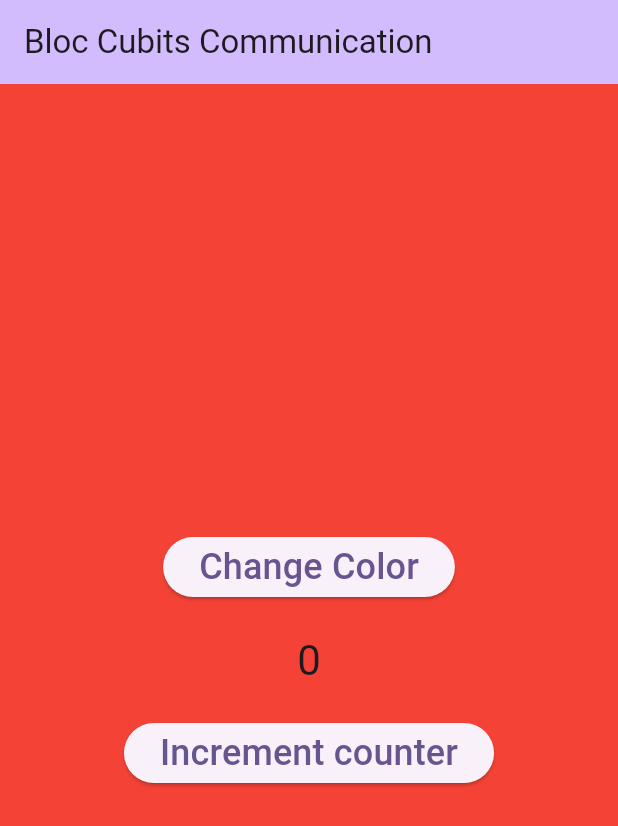
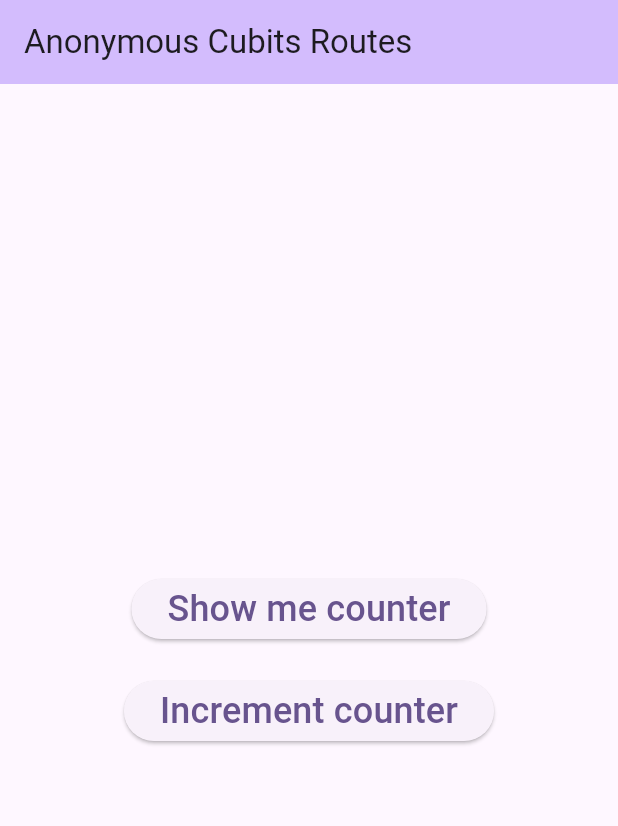
Before and after one commit to pankajjangid/flutter_bloc_tutorial, a Flutter app: the screen it shows after launch, on a phone screen of 412 x 824 dp. Shown: the top 826 px of the screen. Run offline on Flutter 3.47's test engine with Material 2 defaults, Android fonts, the phone set to English and light mode, and no system bars; our stand-ins replace bloc, equatable, flutter_bloc.

Commit message:
Anonymous Cubits Routes

```diff
--- a/lib/cubits/color/color_cubit.dart
+++ /dev/null
@@ -1,27 +0,0 @@
-import 'dart:ui';
-
-import 'package:bloc/bloc.dart';
-import 'package:equatable/equatable.dart';
-import 'package:flutter/material.dart';
-
-part 'color_state.dart';
-
-class ColorCubit extends Cubit<ColorState> {
-  ColorCubit() : super(ColorState.initial());
-
-
-  void changeColor(){
-    if(state.color == Colors.red){
-      emit(state.copyWith(color: Colors.green));
-    }
-    else if(state.color == Colors.green){
-      emit(state.copyWith(color: Colors.blue));
-    }
-    else if(state.color == Colors.blue){
-      emit(state.copyWith(color: Colors.black));
-    }
-    else if(state.color == Colors.black){
-      emit(state.copyWith(color: Colors.red));
-    }
-  }
-}
--- a/lib/cubits/color/color_state.dart
+++ /dev/null
@@ -1,28 +0,0 @@
-part of 'color_cubit.dart';
-
-class ColorState extends Equatable {
-  final Color color;
-
-  ColorState({required this.color});
-
-  ColorState copyWith({
-    Color? color,
-  }) {
-    return ColorState(
-      color: color ?? this.color,
-    );
-  }
-
-  factory ColorState.initial(){
-    return ColorState(color: Colors.red);
-  }
-
-
-  @override
-  String toString() {
-    return 'ColorState{color: $color}';
-  }
-
-  @override
-  List<Object?> get props => [color];
-}
--- a/lib/main.dart
+++ b/lib/main.dart
@@ -1,6 +1,6 @@
 import 'package:flutter/material.dart';
 import 'package:flutter_bloc/flutter_bloc.dart';
-import 'package:flutter_bloc_tutorial/cubits/color/color_cubit.dart';
+import 'package:flutter_bloc_tutorial/counter_page.dart';
 import 'package:flutter_bloc_tutorial/cubits/counter/counter_cubit.dart';
 
 void main() {
@@ -13,23 +13,16 @@ class MyApp extends StatelessWidget {
   // This widget is the root of your application.
   @override
   Widget build(BuildContext context) {
-    return MultiBlocProvider(
-      providers: [
-        BlocProvider<ColorCubit>(
-          create: (context) => ColorCubit(),
-        ),
-        BlocProvider<CounterCubit>(
-          create: (context) => CounterCubit(),
-        )
-      ],
-      child: MaterialApp(
-        title: 'Bloc Cubits Communication',
+    return MaterialApp(
+      title: 'Anonymous Cubits Routes',
       debugShowCheckedModeBanner: false,
       theme: ThemeData(
         colorScheme: ColorScheme.fromSeed(seedColor: Colors.deepPurple),
         useMaterial3: true,
       ),
-        home: MyHomePage(),
+      home: BlocProvider(
+        create: (context) => CounterCubit(),
+        child: MyHomePage(),
       ),
     );
   }
@@ -47,24 +40,13 @@ class _MyHomePageState extends State<MyHomePage> {
 
   @override
   Widget build(BuildContext context) {
-    return BlocListener<ColorCubit, ColorState>(
-      listener: (context, state) {
-        if (state.color == Colors.red) {
-          incrementSize = 1;
-        } else if (state.color == Colors.green) {
-          incrementSize = 10;
-        } else if (state.color == Colors.blue) {
-          incrementSize = 100;
-        } else if (state.color == Colors.black) {
-          context.read<CounterCubit>().updateCounter(incrementSize);
-          incrementSize = -100;
-        }
-      },
-      child: Scaffold(
-        backgroundColor: context.watch<ColorCubit>().state.color,
+    return Scaffold(
       appBar: AppBar(
-          backgroundColor: Theme.of(context).colorScheme.inversePrimary,
-          title: Text("Bloc Cubits Communication"),
+        backgroundColor: Theme
+            .of(context)
+            .colorScheme
+            .inversePrimary,
+        title: Text("Anonymous Cubits Routes"),
       ),
       body: Center(
         child: Column(
@@ -72,19 +54,21 @@ class _MyHomePageState extends State<MyHomePage> {
           children: <Widget>[
             ElevatedButton(
               onPressed: () {
-                  context.read<ColorCubit>().changeColor();
+                Navigator.push(
+                  context,
+                  MaterialPageRoute(
+                    builder: (_) {
+                      return BlocProvider.value(
+                        value: context.read<CounterCubit>(),
+                        child: CounterPage(),);
+                    },
+                  ),
+                );
               },
               child: const Text(
-                  'Change Color',
+                'Show me counter',
                 style: TextStyle(fontSize: 24),
               ),
-              ),
-              SizedBox(
-                height: 20,
-              ),
-              Text(
-                '${context.watch<CounterCubit>().state.counter}',
-                style: Theme.of(context).textTheme.headlineMedium,
             ),
             SizedBox(
               height: 20,
@@ -100,7 +84,6 @@ class _MyHomePageState extends State<MyHomePage> {
           ],
         ),
       ),
-      ),
     );
   }
 }
```
Also changed, not shown: lib/counter_page.dart (added, +24 -0 lines). Lines whose indentation alone changed are shown as unchanged.
